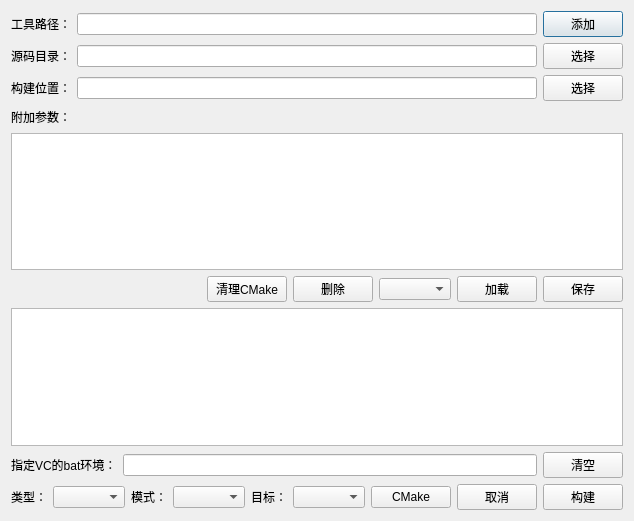
Qt form cmakebuilder.ui (taynpg/cmakeBuilder) before a commit.
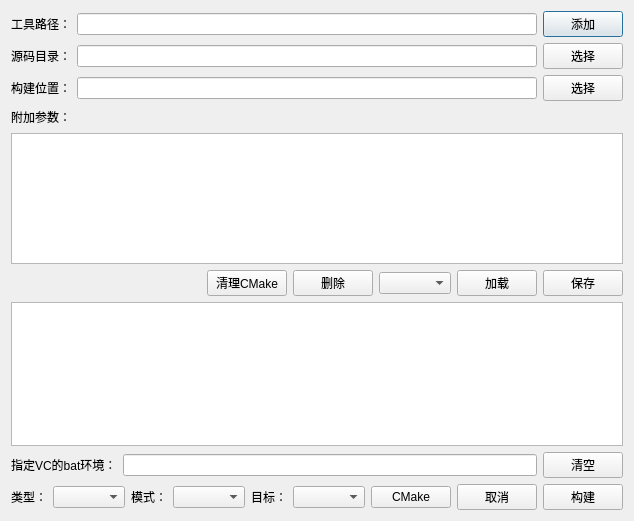
The same form after that commit.

Commit message: ui：一些显示优化。

The edit to the form file:
```diff
--- a/cmakebuilder.ui
+++ b/cmakebuilder.ui
@@ -102,7 +102,26 @@
     </layout>
    </item>
    <item>
-    <widget class="QTableWidget" name="tableWidget"/>
+    <widget class="QTableWidget" name="tableWidget">
+     <property name="sizePolicy">
+      <sizepolicy hsizetype="Expanding" vsizetype="Expanding">
+       <horstretch>0</horstretch>
+       <verstretch>0</verstretch>
+      </sizepolicy>
+     </property>
+     <property name="minimumSize">
+      <size>
+       <width>0</width>
+       <height>80</height>
+      </size>
+     </property>
+     <property name="maximumSize">
+      <size>
+       <width>16777215</width>
+       <height>180</height>
+      </size>
+     </property>
+    </widget>
    </item>
    <item>
     <layout class="QHBoxLayout" name="horizontalLayout_5">
```
The commit also changes 1 other file.
